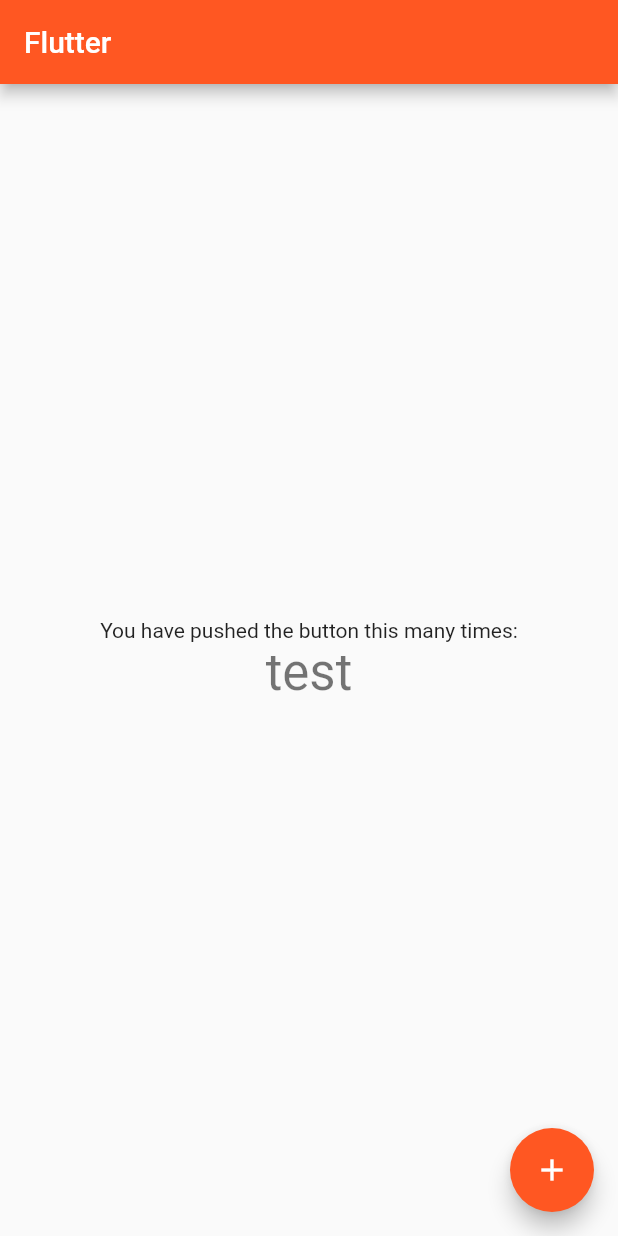
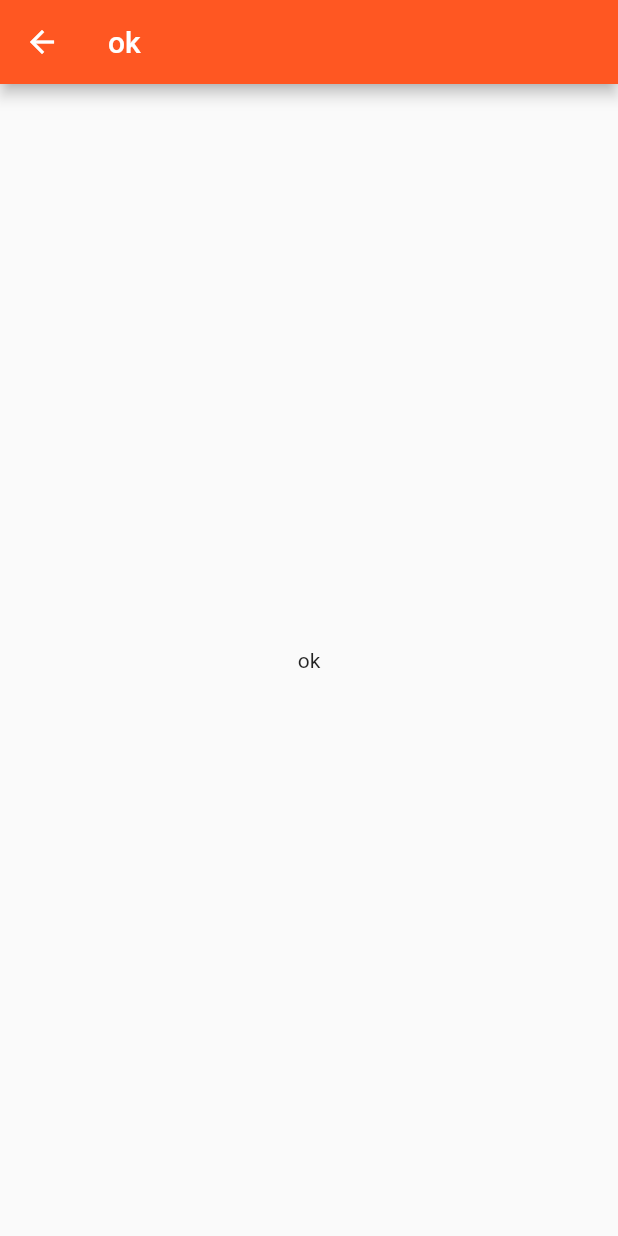
Before and after one commit to kolja-esders/mash, a Flutter app: the MyHomePage screen opened directly, after a tap on the "add" icon, on a phone screen of 412 x 824 dp. Run offline on Flutter 3.47's test engine with Material 2 defaults, Android fonts, the phone set to English and light mode, and no system bars.

Commit message:
Added mash page

```diff
--- a/lib/main.dart
+++ b/lib/main.dart
@@ -1,4 +1,6 @@
 import 'package:flutter/material.dart';
+
+import 'mash_page.dart';
 
 void main() => runApp(new MyApp());
 
@@ -12,6 +14,30 @@ class MyApp extends StatelessWidget {
         primarySwatch: Colors.deepOrange,
       ),
       home: new MyHomePage(title: 'Flutter'),
+      onGenerateRoute: (RouteSettings settings) {
+        var path = settings.name.substring(1).split('/');
+        print(path);
+
+        var arg = '';
+        if (path.length > 1) {
+          arg = path[1];
+        }
+
+        print(arg);
+
+        switch (path[0]) {
+          case '':
+            return new MaterialPageRoute(
+              builder: (_) => new MyHomePage(title: 'Flutter'),
+              settings: settings
+            );
+          case 'mash':
+            return new MaterialPageRoute(
+                builder: (_) => new MashPage(),
+              settings: settings
+            );
+        }
+      }
     );
   }
 }
@@ -85,7 +111,7 @@ class _MyHomePageState extends State<MyHomePage> {
         ),
       ),
       floatingActionButton: new FloatingActionButton(
-        onPressed: () => { },
+        onPressed: () => Navigator.pushNamed(context, '/mash'),
         tooltip: 'Increment',
         child: new Icon(Icons.add),
       ), // This trailing comma makes auto-formatting nicer for build methods.
--- /dev/null
+++ b/lib/mash_page.dart
@@ -0,0 +1,16 @@
+import 'package:flutter/material.dart';
+
+class MashPage extends StatelessWidget {
+  // This widget is the root of your application.
+  @override
+  Widget build(BuildContext context) {
+    return new Scaffold(
+        appBar: new AppBar(
+        title: new Text('ok'),
+      ),
+      body: new Center(
+        child: new Text('ok')
+      )
+    );
+  }
+}
```
